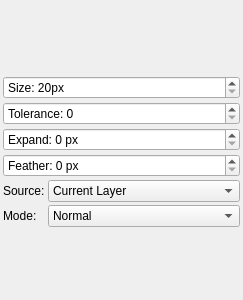
Before: the Qt Designer form src/desktop/ui/fillsettings.ui in drawpile/Drawpile, drawn with Qt 5.
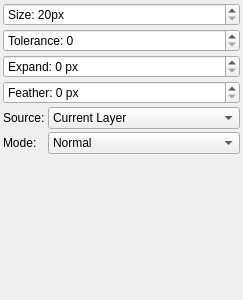
After: the same form once the commit is applied. Custom widgets are drawn as their Qt base class.

Commit message:
Remove flood fill preview
Because we need the space in the tool settings for gap closing settings.
It's ugly and not terribly useful anyway.

```diff
--- a/src/desktop/ui/fillsettings.ui
+++ b/src/desktop/ui/fillsettings.ui
@@ -26,7 +26,27 @@
    <property name="spacing">
     <number>3</number>
    </property>
-   <item row="4" column="0" colspan="2">
+   <item row="5" column="0" colspan="2">
+    <widget class="KisSliderSpinBox" name="expand">
+     <property name="suffix">
+      <string> px</string>
+     </property>
+     <property name="prefix">
+      <string>Expand: </string>
+     </property>
+     <property name="maximum">
+      <number>30</number>
+     </property>
+    </widget>
+   </item>
+   <item row="9" column="0">
+    <widget class="QLabel" name="modeLabel">
+     <property name="text">
+      <string>Mode:</string>
+     </property>
+    </widget>
+   </item>
+   <item row="3" column="0" colspan="2">
     <widget class="KisSliderSpinBox" name="tolerance">
      <property name="prefix">
       <string>Tolerance: </string>
@@ -36,60 +56,20 @@
      </property>
     </widget>
    </item>
-   <item row="11" column="0" colspan="2">
-    <spacer>
-     <property name="orientation">
-      <enum>Qt::Vertical</enum>
+   <item row="6" column="0" colspan="2">
+    <widget class="KisSliderSpinBox" name="feather">
+     <property name="suffix">
+      <string> px</string>
      </property>
-     <property name="sizeHint" stdset="0">
-      <size>
-       <width>20</width>
-       <height>0</height>
-      </size>
+     <property name="prefix">
+      <string>Feather: </string>
      </property>
-    </spacer>
+     <property name="maximum">
+      <number>40</number>
+     </property>
+    </widget>
    </item>
    <item row="9" column="1">
-    <widget class="QComboBox" name="source">
-     <property name="sizePolicy">
-      <sizepolicy hsizetype="Expanding" vsizetype="Fixed">
-       <horstretch>0</horstretch>
-       <verstretch>0</verstretch>
-      </sizepolicy>
-     </property>
-     <property name="minimumSize">
-      <size>
-       <width>24</width>
-       <height>0</height>
-      </size>
-     </property>
-     <item>
-      <property name="text">
-       <string>Current Layer</string>
-      </property>
-     </item>
-     <item>
-      <property name="text">
-       <string>Merged Image</string>
-      </property>
-     </item>
-    </widget>
-   </item>
-   <item row="10" column="0">
-    <widget class="QLabel" name="modeLabel">
-     <property name="text">
-      <string>Mode:</string>
-     </property>
-    </widget>
-   </item>
-   <item row="9" column="0">
-    <widget class="QLabel" name="sourceLabel">
-     <property name="text">
-      <string>Source:</string>
-     </property>
-    </widget>
-   </item>
-   <item row="10" column="1">
     <widget class="QComboBox" name="mode">
      <property name="sizePolicy">
       <sizepolicy hsizetype="Expanding" vsizetype="Fixed">
@@ -120,49 +100,7 @@
      </item>
     </widget>
    </item>
-   <item row="1" column="0" colspan="2">
-    <widget class="widgets::BrushPreview" name="preview">
-     <property name="sizePolicy">
-      <sizepolicy hsizetype="Expanding" vsizetype="Expanding">
-       <horstretch>0</horstretch>
-       <verstretch>0</verstretch>
-      </sizepolicy>
-     </property>
-     <property name="minimumSize">
-      <size>
-       <width>32</width>
-       <height>64</height>
-      </size>
-     </property>
-    </widget>
-   </item>
-   <item row="6" column="0" colspan="2">
-    <widget class="KisSliderSpinBox" name="expand">
-     <property name="suffix">
-      <string> px</string>
-     </property>
-     <property name="prefix">
-      <string>Expand: </string>
-     </property>
-     <property name="maximum">
-      <number>30</number>
-     </property>
-    </widget>
-   </item>
-   <item row="7" column="0" colspan="2">
-    <widget class="KisSliderSpinBox" name="feather">
-     <property name="suffix">
-      <string> px</string>
-     </property>
-     <property name="prefix">
-      <string>Feather: </string>
-     </property>
-     <property name="maximum">
-      <number>40</number>
-     </property>
-    </widget>
-   </item>
-   <item row="3" column="0" colspan="2">
+   <item row="2" column="0" colspan="2">
     <widget class="KisSliderSpinBox" name="size">
      <property name="suffix">
       <string>px</string>
@@ -181,15 +119,55 @@
      </property>
     </widget>
    </item>
+   <item row="8" column="0">
+    <widget class="QLabel" name="sourceLabel">
+     <property name="text">
+      <string>Source:</string>
+     </property>
+    </widget>
+   </item>
+   <item row="10" column="0" colspan="2">
+    <spacer>
+     <property name="orientation">
+      <enum>Qt::Vertical</enum>
+     </property>
+     <property name="sizeHint" stdset="0">
+      <size>
+       <width>20</width>
+       <height>0</height>
+      </size>
+     </property>
+    </spacer>
+   </item>
+   <item row="8" column="1">
+    <widget class="QComboBox" name="source">
+     <property name="sizePolicy">
+      <sizepolicy hsizetype="Expanding" vsizetype="Fixed">
+       <horstretch>0</horstretch>
+       <verstretch>0</verstretch>
+      </sizepolicy>
+     </property>
+     <property name="minimumSize">
+      <size>
+       <width>24</width>
+       <height>0</height>
+      </size>
+     </property>
+     <item>
+      <property name="text">
+       <string>Current Layer</string>
+      </property>
+     </item>
+     <item>
+      <property name="text">
+       <string>Merged Image</string>
+      </property>
+     </item>
+    </widget>
+   </item>
   </layout>
  </widget>
  <customwidgets>
-  <customwidget>
-   <class>widgets::BrushPreview</class>
-   <extends>QFrame</extends>
-   <header>desktop/widgets/brushpreview.h</header>
-   <container>1</container>
-  </customwidget>
   <customwidget>
    <class>KisSliderSpinBox</class>
    <extends>QSpinBox</extends>
```
Left out of the diff: 67 changed lines with no effect on the pictures. The commit also changes 6 other files.
